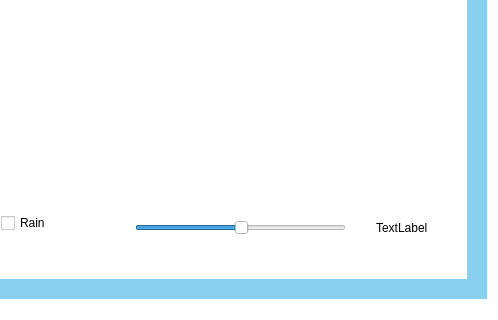
This is mainwindow.ui in lotila/RoadConditionsDashboard as Qt 5 draws it before an edit; both pictures show x 744 to 1242 and y 472 to 792 of the 1242 by 792 pixel window. The edited form follows.
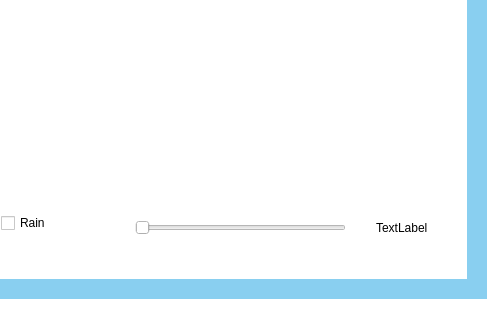
This is the edited form. Custom widgets are drawn as their Qt base class.

Patch:
```diff
--- a/mainwindow.ui
+++ b/mainwindow.ui
@@ -3066,9 +3066,93 @@
      </property>
      <property name="palette">
       <palette>
-       <active/>
-       <inactive/>
-       <disabled/>
+       <active>
+        <colorrole role="Button">
+         <brush brushstyle="SolidPattern">
+          <color alpha="255">
+           <red>137</red>
+           <green>207</green>
+           <blue>240</blue>
+          </color>
+         </brush>
+        </colorrole>
+        <colorrole role="Base">
+         <brush brushstyle="SolidPattern">
+          <color alpha="255">
+           <red>137</red>
+           <green>207</green>
+           <blue>240</blue>
+          </color>
+         </brush>
+        </colorrole>
+        <colorrole role="Window">
+         <brush brushstyle="SolidPattern">
+          <color alpha="255">
+           <red>137</red>
+           <green>207</green>
+           <blue>240</blue>
+          </color>
+         </brush>
+        </colorrole>
+       </active>
+       <inactive>
+        <colorrole role="Button">
+         <brush brushstyle="SolidPattern">
+          <color alpha="255">
+           <red>137</red>
+           <green>207</green>
+           <blue>240</blue>
+          </color>
+         </brush>
+        </colorrole>
+        <colorrole role="Base">
+         <brush brushstyle="SolidPattern">
+          <color alpha="255">
+           <red>137</red>
+           <green>207</green>
+           <blue>240</blue>
+          </color>
+         </brush>
+        </colorrole>
+        <colorrole role="Window">
+         <brush brushstyle="SolidPattern">
+          <color alpha="255">
+           <red>137</red>
+           <green>207</green>
+           <blue>240</blue>
+          </color>
+         </brush>
+        </colorrole>
+       </inactive>
+       <disabled>
+        <colorrole role="Button">
+         <brush brushstyle="SolidPattern">
+          <color alpha="255">
+           <red>137</red>
+           <green>207</green>
+           <blue>240</blue>
+          </color>
+         </brush>
+        </colorrole>
+        <colorrole role="Base">
+         <brush brushstyle="SolidPattern">
+          <color alpha="255">
+           <red>137</red>
+           <green>207</green>
+           <blue>240</blue>
+          </color>
+         </brush>
+        </colorrole>
+        <colorrole role="Window">
+         <brush brushstyle="SolidPattern">
+          <color alpha="255">
+           <red>137</red>
+           <green>207</green>
+           <blue>240</blue>
+          </color>
+         </brush>
+        </colorrole>
+       </disabled>
       </palette>
      </property>
      <property name="autoFillBackground">
@@ -3088,9 +3172,93 @@
       </property>
       <property name="palette">
        <palette>
-        <active/>
-        <inactive/>
-        <disabled/>
+        <active>
+         <colorrole role="Button">
+          <brush brushstyle="SolidPattern">
+           <color alpha="255">
+            <red>255</red>
+            <green>255</green>
+            <blue>255</blue>
+           </color>
+          </brush>
+         </colorrole>
+         <colorrole role="Base">
+          <brush brushstyle="SolidPattern">
+           <color alpha="255">
+            <red>255</red>
+            <green>255</green>
+            <blue>255</blue>
+           </color>
+          </brush>
+         </colorrole>
+         <colorrole role="Window">
+          <brush brushstyle="SolidPattern">
+           <color alpha="255">
+            <red>255</red>
+            <green>255</green>
+            <blue>255</blue>
+           </color>
+          </brush>
+         </colorrole>
+        </active>
+        <inactive>
+         <colorrole role="Button">
+          <brush brushstyle="SolidPattern">
+           <color alpha="255">
+            <red>255</red>
+            <green>255</green>
+            <blue>255</blue>
+           </color>
+          </brush>
+         </colorrole>
+         <colorrole role="Base">
+          <brush brushstyle="SolidPattern">
+           <color alpha="255">
+            <red>255</red>
+            <green>255</green>
+            <blue>255</blue>
+           </color>
+          </brush>
+         </colorrole>
+         <colorrole role="Window">
+          <brush brushstyle="SolidPattern">
+           <color alpha="255">
+            <red>255</red>
+            <green>255</green>
+            <blue>255</blue>
+           </color>
+          </brush>
+         </colorrole>
+        </inactive>
+        <disabled>
+         <colorrole role="Button">
+          <brush brushstyle="SolidPattern">
+           <color alpha="255">
+            <red>255</red>
+            <green>255</green>
+            <blue>255</blue>
+           </color>
+          </brush>
+         </colorrole>
+         <colorrole role="Base">
+          <brush brushstyle="SolidPattern">
+           <color alpha="255">
+            <red>255</red>
+            <green>255</green>
+            <blue>255</blue>
+           </color>
+          </brush>
+         </colorrole>
+         <colorrole role="Window">
+          <brush brushstyle="SolidPattern">
+           <color alpha="255">
+            <red>255</red>
+            <green>255</green>
+            <blue>255</blue>
+           </color>
+          </brush>
+         </colorrole>
+        </disabled>
        </palette>
       </property>
       <property name="styleSheet">
@@ -3590,11 +3758,14 @@
         </rect>
        </property>
        <property name="value">
-        <number>50</number>
+        <number>0</number>
        </property>
        <property name="orientation">
         <enum>Qt::Horizontal</enum>
        </property>
+       <property name="tickPosition">
+        <enum>QSlider::NoTicks</enum>
+       </property>
       </widget>
       <widget class="QLabel" name="timeLineSelectedWP">
        <property name="geometry">
```
Left out of the diff: 90 changed lines with no effect on the pictures.
